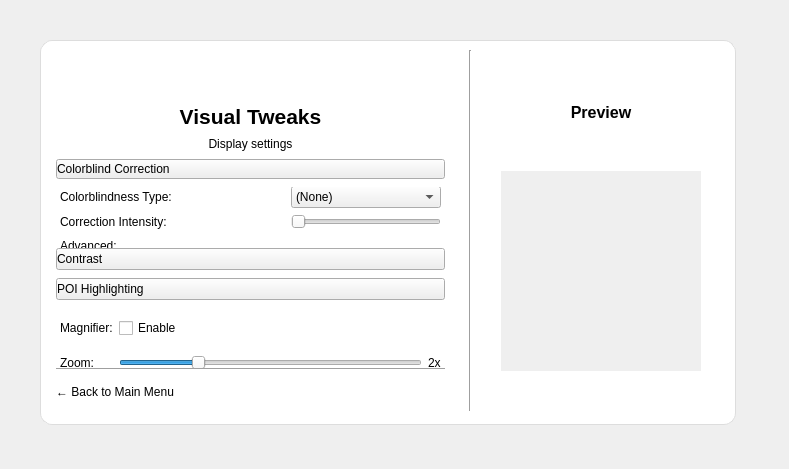
Old version of the form ui files/eg_visual_settings.ui in the repository brettrjh/enable-games-local.
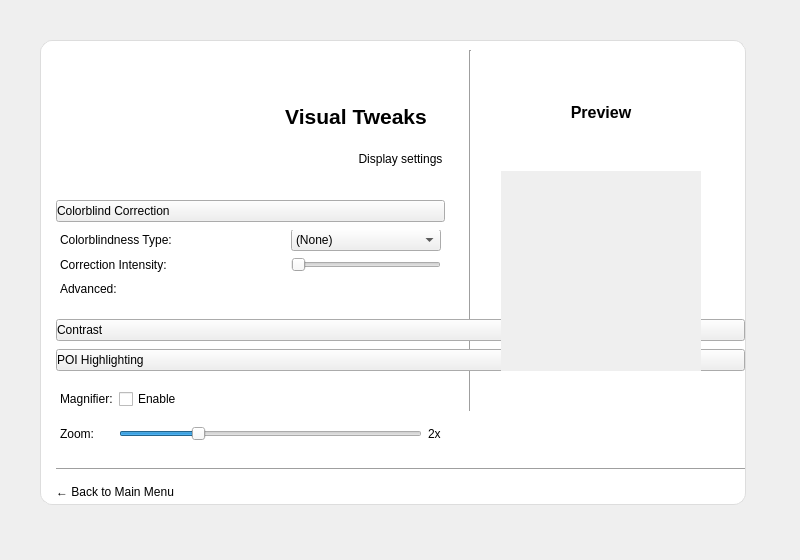
New version of the form. Icons and pictures are not drawn.

Commit message: Unify UI window sizes

```diff
--- a/ui files/eg_visual_settings.ui
+++ b/ui files/eg_visual_settings.ui
@@ -6,14 +6,20 @@
    <rect>
     <x>0</x>
     <y>0</y>
-    <width>789</width>
-    <height>469</height>
+    <width>800</width>
+    <height>560</height>
    </rect>
   </property>
   <property name="minimumSize">
    <size>
-    <width>0</width>
-    <height>0</height>
+    <width>800</width>
+    <height>560</height>
+   </size>
+  </property>
+  <property name="maximumSize">
+   <size>
+    <width>800</width>
+    <height>560</height>
    </size>
   </property>
   <property name="windowTitle">
@@ -24,8 +30,8 @@
     <rect>
      <x>40</x>
      <y>40</y>
-     <width>711</width>
-     <height>401</height>
+     <width>721</width>
+     <height>481</height>
     </rect>
    </property>
    <layout class="QVBoxLayout" name="layoutWindow">
@@ -56,8 +62,8 @@
         <rect>
          <x>0</x>
          <y>0</y>
-         <width>421</width>
-         <height>381</height>
+         <width>721</width>
+         <height>481</height>
         </rect>
        </property>
        <layout class="QVBoxLayout" name="layoutContent">
```
Left out of the diff: 12 changed lines with no effect on the pictures. The commit also changes 6 other files.
